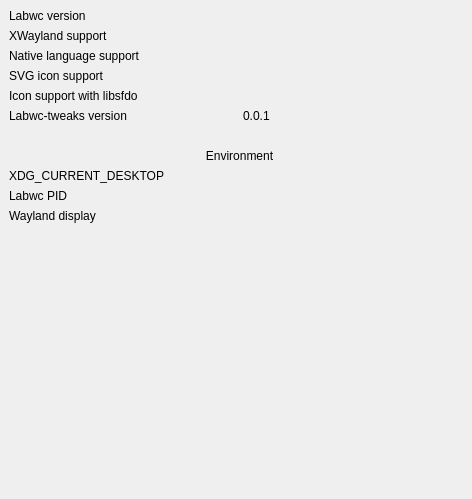
Old version of the form src/about.ui in the repository labwc/labwc-tweaks.
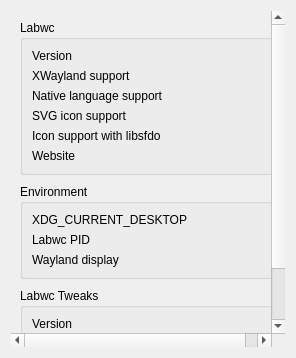
New version of the form.

Commit message: Added licenses, links; renamed function

```diff
--- a/src/about.ui
+++ b/src/about.ui
@@ -2,38 +2,40 @@
 <ui version="4.0">
  <class>pageAbout</class>
  <widget class="QWidget" name="pageAbout">
-  <property name="geometry">
-   <rect>
-    <x>0</x>
-    <y>0</y>
-    <width>472</width>
-    <height>499</height>
-   </rect>
-  </property>
-  <widget class="QWidget" name="layoutWidget">
-   <property name="geometry">
-    <rect>
-     <x>9</x>
-     <y>9</y>
-     <width>461</width>
-     <height>308</height>
-    </rect>
-   </property>
-   <layout class="QVBoxLayout" name="verticalLayout_2">
-    <item>
-     <layout class="QVBoxLayout" name="verticalLayout">
-      <item>
-       <layout class="QGridLayout" name="gridLayout">
+  <layout class="QVBoxLayout" name="verticalLayout">
+   <item>
+    <widget class="QScrollArea" name="scrollArea">
+     <property name="frameShape">
+      <enum>QFrame::Shape::NoFrame</enum>
+     </property>
+     <property name="widgetResizable">
+      <bool>true</bool>
+     </property>
+     <widget class="QWidget" name="scrollAreaWidgetContents">
+      <layout class="QVBoxLayout" name="verticalLayout_2">
+       <!-- /*~ We use 9px vertical spacing between Group Boxes */ -->
+       <property name="spacing">
+        <number>9</number>
+       </property>
+       <!-- Group Box 0 -->
+       <item>
+        <widget class="QGroupBox" name="labwcGroupBox">
+         <property name="title">
+          <string>Labwc</string>
+         </property>
+         <!-- /*~ With QGridLayout, the right-most column is stretched to make all the others snug */ -->
+       <layout class="QGridLayout" name="labwcGrid">
         <item row="0" column="0">
          <widget class="QLabel" name="versionCaption">
           <property name="text">
-           <string>Labwc version</string>
+           <string>Version</string>
           </property>
          </widget>
         </item>
         <item row="0" column="1">
          <widget class="QLabel" name="versionValue">
           <property name="text">
+           <string/>
           </property>
          </widget>
         </item>
@@ -47,6 +49,7 @@
         <item row="1" column="1">
          <widget class="QLabel" name="xwaylandValue">
           <property name="text">
+           <string/>
           </property>
          </widget>
         </item>
@@ -60,6 +63,7 @@
         <item row="2" column="1">
          <widget class="QLabel" name="nlsValue">
           <property name="text">
+           <string/>
           </property>
          </widget>
         </item>
@@ -73,6 +77,7 @@
         <item row="3" column="1">
          <widget class="QLabel" name="rsvgValue">
           <property name="text">
+           <string/>
           </property>
          </widget>
         </item>
@@ -86,74 +91,34 @@
         <item row="4" column="1">
          <widget class="QLabel" name="libsfdoValue">
           <property name="text">
+           <string/>
           </property>
          </widget>
         </item>
         <item row="5" column="0">
-         <widget class="QLabel" name="labwcTweaksCaption">
+         <widget class="QLabel" name="link">
           <property name="text">
-           <string>Labwc-tweaks version</string>
+           <string>Website</string>
           </property>
          </widget>
         </item>
         <item row="5" column="1">
-         <widget class="QLabel" name="labwcTweaksValue">
-          <property name="text">
-           <string notr="true">0.0.1</string>
-          </property>
-         </widget>
-        </item>
-         <item row="6" column="0">
-         <widget class="QLabel" name="free">
+         <widget class="QLabel" name="labwcLinkValue">
           <property name="text">
            <string></string>
           </property>
          </widget>
         </item>
-        <item row="6" column="1">
-         <widget class="QLabel" name="free">
-          <property name="text">
-           <string notr="true"></string>
-          </property>
-         </widget>
-        </item>
        </layout>
-      </item>
-     </layout>
-    </item>
-    <item>
-     <widget class="QLabel" name="envTitle">
-      <property name="text">
-       <string>Environment</string>
-      </property>
-      <property name="alignment">
-       <set>Qt::AlignmentFlag::AlignCenter</set>
-      </property>
-     </widget>
-    </item>
-    <item>
-     <layout class="QGridLayout" name="gridLayout_2">
-      <item row="0" column="0">
-       <widget class="QLabel" name="desktopCaption">
-        <property name="text">
-         <string>XDG_CURRENT_DESKTOP</string>
-        </property>
-       </widget>
-      </item>
-      <item row="0" column="1">
-       <widget class="QLabel" name="desktopValue">
-        <property name="text">
-         <string/>
-        </property>
-       </widget>
-      </item>
-      <item row="1" column="0">
-       <widget class="QLabel" name="pidCaption">
-        <property name="text">
-         <string>Labwc PID</string>
-        </property>
-       </widget>
-      </item>
+      </widget>
+       </item>
+       <!-- Group Box 1 -->
+       <item>
+        <widget class="QGroupBox" name="environmentGroupBox">
+         <property name="title">
+          <string>Environment</string>
+         </property>
+         <layout class="QGridLayout" name="environmentGrid">
       <item row="1" column="1">
        <widget class="QLabel" name="pidValue">
         <property name="text">
@@ -161,6 +126,13 @@
         </property>
        </widget>
       </item>
+      <item row="2" column="1">
+       <widget class="QLabel" name="displayValue">
+        <property name="text">
+         <string/>
+        </property>
+       </widget>
+      </item>
       <item row="2" column="0">
        <widget class="QLabel" name="displayCaption">
         <property name="text">
@@ -168,30 +140,95 @@
         </property>
        </widget>
       </item>
-      <item row="2" column="1">
-       <widget class="QLabel" name="displayValue">
+      <item row="1" column="0">
+       <widget class="QLabel" name="pidCaption">
+        <property name="text">
+         <string>Labwc PID</string>
+        </property>
+       </widget>
+      </item>
+      <item row="0" column="1">
+       <widget class="QLabel" name="desktopValue">
         <property name="text">
          <string/>
         </property>
        </widget>
       </item>
+      <item row="0" column="0">
+       <widget class="QLabel" name="desktopCaption">
+        <property name="text">
+         <string>XDG_CURRENT_DESKTOP</string>
+        </property>
+       </widget>
+      </item>
      </layout>
-    </item>
-    <item>
-     <spacer name="verticalSpacer">
-      <property name="orientation">
-       <enum>Qt::Orientation::Vertical</enum>
-      </property>
-      <property name="sizeHint" stdset="0">
-       <size>
-        <width>20</width>
-        <height>40</height>
-       </size>
-      </property>
-     </spacer>
-    </item>
-   </layout>
-  </widget>
+        </widget>
+       </item>
+       <!-- Group Box 2 -->
+       <item>
+        <widget class="QGroupBox" name="labwTweaksGroupBox">
+         <property name="title">
+          <string>Labwc Tweaks</string>
+         </property>
+         <layout class="QGridLayout" name="labwcTweaksLayout">
+          <item row="0" column="0">
+         <widget class="QLabel" name="labwcTweaksVersionCaption">
+          <property name="text">
+           <string>Version</string>
+          </property>
+         </widget>
+        </item>
+        <item row="0" column="1">
+         <widget class="QLabel" name="labwcTweaksVersionValue">
+          <property name="text">
+           <string></string>
+          </property>
+         </widget>
+        </item>
+        <item row="1" column="0">
+         <widget class="QLabel" name="labwcTweaksCaption">
+          <property name="text">
+           <string>Licenses</string>
+          </property>
+         </widget>
+        </item>
+        <item row="1" column="1">
+         <widget class="QLabel" name="License">
+          <property name="text">
+           <string notr="true">GPL-2.0-only; BSD-3-Clause</string>
+          </property>
+         </widget>
+        </item>
+        <item row="2" column="0">
+         <widget class="QLabel" name="link">
+          <property name="text">
+           <string notr="true">Development</string>
+          </property>
+         </widget>
+        </item>
+        <item row="2" column="1">
+         <widget class="QLabel" name="labwcTweaksLinkValue">
+          <property name="text">
+           <string></string>
+          </property>
+         </widget>
+        </item>
+        </layout>
+        </widget>
+       </item>
+       <!-- Spacer -->
+       <item>
+        <spacer name="verticalSpacer">
+         <property name="orientation">
+          <enum>Qt::Orientation::Vertical</enum>
+         </property>
+        </spacer>
+       </item>
+      </layout>
+     </widget>
+    </widget>
+   </item>
+  </layout>
  </widget>
  <resources/>
  <connections/>
```
The commit also changes 3 other files.
